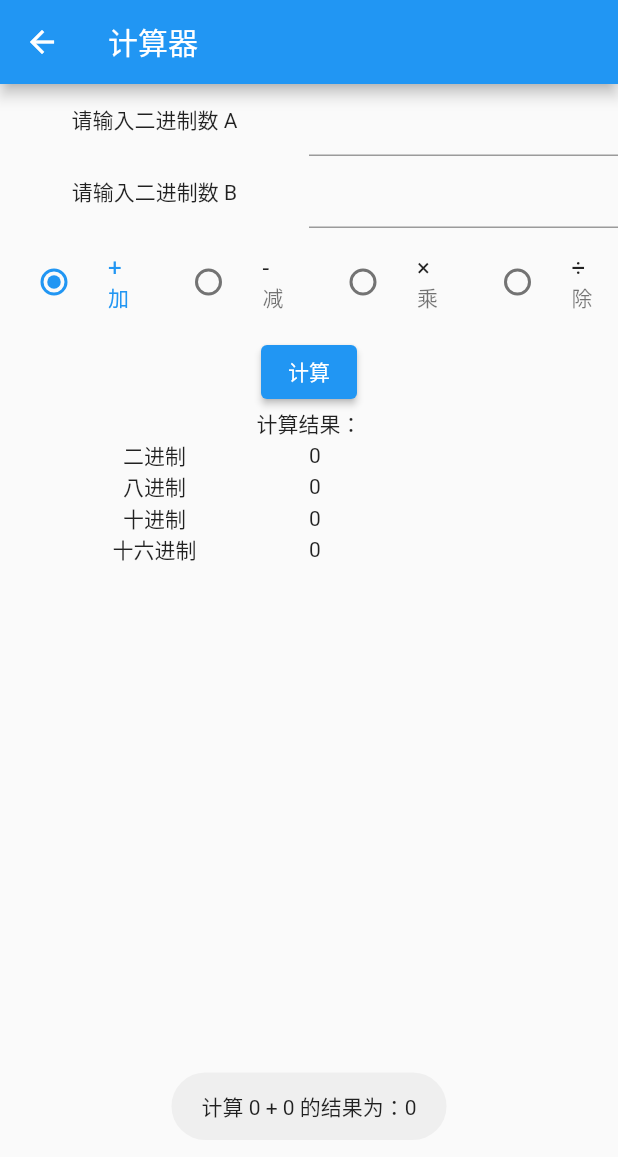
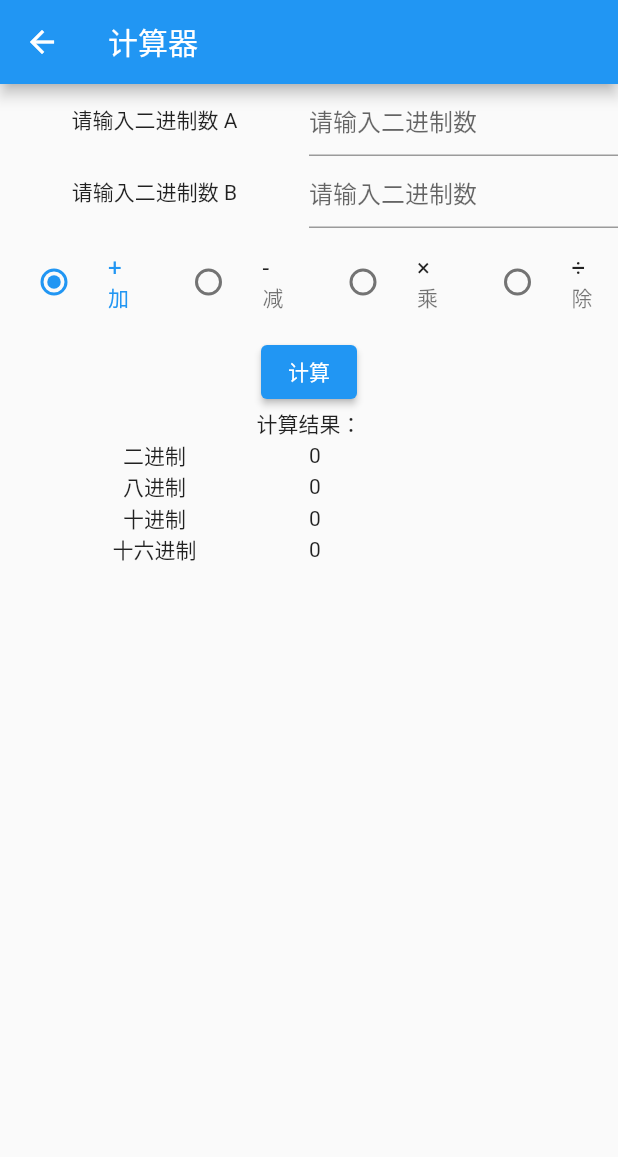
Before and after one commit to monkey1992/multifunction_calculator, a Flutter app: the Calculator screen opened directly, after a tap on "计算", on a phone screen of 412 x 824 dp. Shown: the top 1157 px of the screen. Run offline on Flutter 3.47's test engine with Material 2 defaults, Android fonts, the light colour scheme and no system bars; our stand-ins replace fluttertoast.

Commit message:
Calculator

```diff
--- a/lib/calculator.dart
+++ b/lib/calculator.dart
@@ -21,12 +21,24 @@ class _CalculatorState extends State<Calculator> {
   static const String operateSubtract = "-";
   static const String operateMultiply = "×";
   static const String operateDivide = "÷";
+
+  String _typeName;
   String _operate;
+  String _textFieldAError;
+  String _textFieldBError;
   int _a = 0;
   int _b = 0;
   int _result;
 
-  String _typeName;
+  int _convertNumber(String number) {
+    int radix;
+    if (widget.type == Calculator.type2) {
+      radix = 2;
+    } else {
+      radix = 10;
+    }
+    return int.tryParse(number, radix: radix);
+  }
 
   @override
   void initState() {
@@ -57,25 +69,43 @@ class _CalculatorState extends State<Calculator> {
                   child: TextField(
                 keyboardType: TextInputType.number,
                 onChanged: (value) {
+                  int result = _convertNumber(value);
+                  if (result == null) {
+                    _textFieldAError = "请输入合法的$_typeName数";
+                  } else {
+                    _textFieldAError = null;
                     this.setState(() {
-                    _a = int.parse(value);
+                      _a = result;
                     });
+                  }
                 },
+                decoration: InputDecoration(
+                    hintText: "请输入$_typeName数", errorText: _textFieldAError),
               ))
             ],
           ),
           Row(
             children: [
               Expanded(
-                  child: Text("请输入$_typeName数 B ", textAlign: TextAlign.center)),
+                  child:
+                      Text("请输入$_typeName数 B ", textAlign: TextAlign.center)),
               Expanded(
                   child: TextField(
                 keyboardType: TextInputType.number,
                 onChanged: (value) {
+                  int result = _convertNumber(value);
+                  if (result == null) {
+                    _textFieldBError = "请输入合法的$_typeName数";
+                  } else {
+                    _textFieldBError = null;
                     this.setState(() {
-                          _b = int.parse(value);
+                      _b = result;
                     });
-                      }))
+                  }
+                },
+                decoration: InputDecoration(
+                    hintText: "请输入$_typeName数", errorText: _textFieldBError),
+              ))
             ],
           ),
           Row(
@@ -137,6 +167,14 @@ class _CalculatorState extends State<Calculator> {
           ElevatedButton(
               child: Text("计算"),
               onPressed: () {
+                if (_textFieldAError != null) {
+                  Fluttertoast.showToast(msg: "请输入合法的$_typeName数 A");
+                  return;
+                }
+                if (_textFieldBError != null) {
+                  Fluttertoast.showToast(msg: "请输入合法的$_typeName数 B");
+                  return;
+                }
                 this.setState(() {
                   if (_operate == operateAdd) {
                     _result = _a + _b;
@@ -150,8 +188,6 @@ class _CalculatorState extends State<Calculator> {
                     }
                   }
                 });
-                Fluttertoast.showToast(
-                    msg: "计算 $_a $_operate $_b 的结果为：$_result");
               }),
           Text("计算结果："),
           Row(
```
Lines whose indentation alone changed are shown as unchanged.
